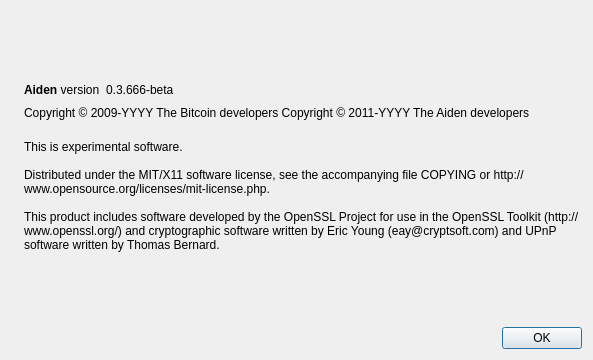
First picture: the form in src/qt/forms/aboutdialog.ui, repository chrisfranko/litecoin, before the edit.
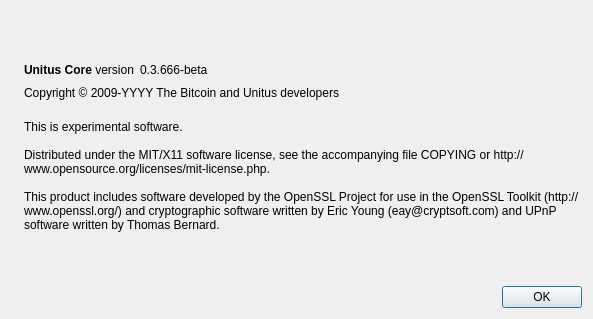
Second picture: the form after the edit. Icons and pictures are not drawn.

```diff
--- a/src/qt/forms/aboutdialog.ui
+++ b/src/qt/forms/aboutdialog.ui
@@ -7,7 +7,7 @@
     <x>0</x>
     <y>0</y>
     <width>593</width>
-    <height>360</height>
+    <height>319</height>
    </rect>
   </property>
   <property name="windowTitle">
@@ -50,7 +50,7 @@
           <cursorShape>IBeamCursor</cursorShape>
          </property>
          <property name="text">
-          <string>&lt;b&gt;Aiden&lt;/b&gt; version</string>
+          <string>&lt;b&gt;Unitus Core&lt;/b&gt; version</string>
          </property>
          <property name="textInteractionFlags">
           <set>Qt::LinksAccessibleByMouse|Qt::TextSelectableByKeyboard|Qt::TextSelectableByMouse</set>
@@ -91,8 +91,7 @@
         <cursorShape>IBeamCursor</cursorShape>
        </property>
        <property name="text">
-        <string notr="true">Copyright &amp;copy; 2009-YYYY The Bitcoin developers
-Copyright &amp;copy; 2011-YYYY The Aiden developers</string>
+        <string notr="true">Copyright &amp;copy; 2009-YYYY The Bitcoin and Unitus developers</string>
        </property>
        <property name="textFormat">
         <enum>Qt::RichText</enum>
```
Left out of the diff: 18 changed lines with no effect on the pictures.
